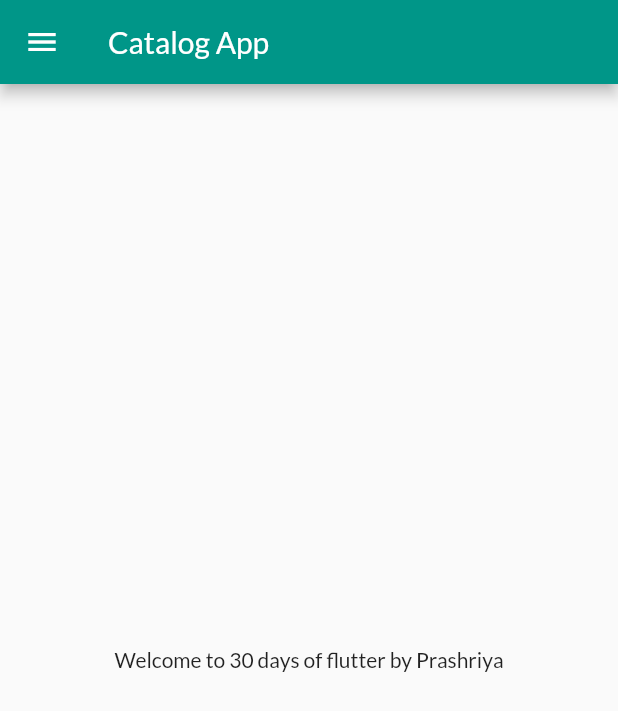
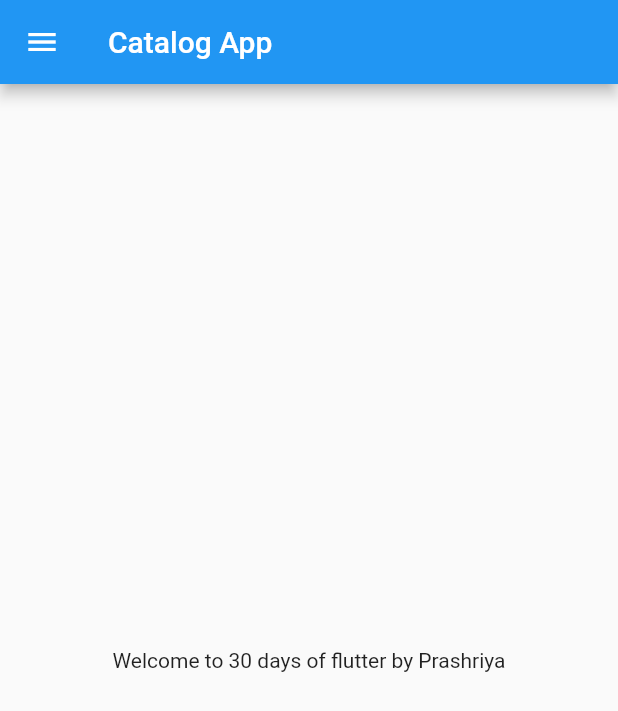
Before and after one commit to Prashriya/First_App, a Flutter app: the screen it shows after launch, on a phone screen of 412 x 824 dp. Shown: the top 711 px of the screen. Run offline on Flutter 3.47's test engine with Material 2 defaults, Android fonts, the phone set to English and light mode, and no system bars.

Commit message:
Managed Theme

```diff
--- a/lib/main.dart
+++ b/lib/main.dart
@@ -1,8 +1,8 @@
 import 'package:first_app/pages/home_page.dart';
 import 'package:first_app/utils/routes.dart';
+import 'package:first_app/widgets/themes.dart';
 import 'package:flutter/material.dart';
 import 'package:first_app/pages/login_page.dart';
-import 'package:google_fonts/google_fonts.dart';
 
 void main() {
   runApp(MyApp());
@@ -13,14 +13,9 @@ class MyApp extends StatelessWidget {
   Widget build(BuildContext context) {
     return MaterialApp(
       themeMode: ThemeMode.light,
-      theme: ThemeData(
-        primarySwatch: Colors.teal,
-        fontFamily: GoogleFonts.lato().fontFamily,
-      ),
+      theme: MyTheme.lightTheme(context),
+      darkTheme: MyTheme.darkTheme(context),
       debugShowCheckedModeBanner: false,
-      darkTheme: ThemeData(
-        brightness: Brightness.dark,
-      ),
       initialRoute: MyRoutes.homeRoute,
       routes: {
         "/": (context) => LoginPage(),
```
